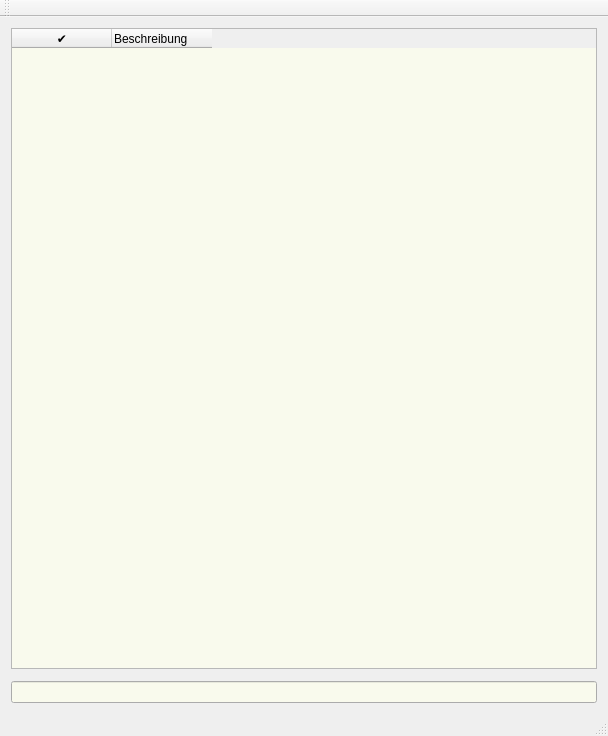
Old version of the form src/widgets/ui/mainwindow.ui in the repository choenig/tingy.
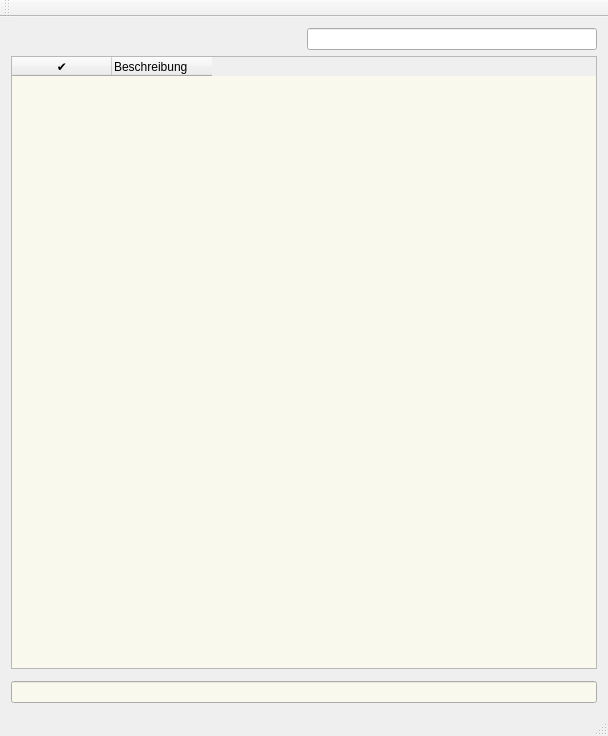
New version of the form. Custom widgets are drawn as their Qt base class.

Commit message: implement task filter

```diff
--- a/src/widgets/ui/mainwindow.ui
+++ b/src/widgets/ui/mainwindow.ui
@@ -15,7 +15,7 @@
   </property>
   <widget class="QWidget" name="centralWidget">
    <layout class="QGridLayout" name="gridLayout">
-    <item row="0" column="0">
+    <item row="1" column="0" colspan="2">
      <widget class="TaskTree" name="taskTree">
       <property name="palette">
        <palette>
@@ -75,7 +75,7 @@
       </column>
      </widget>
     </item>
-    <item row="2" column="0">
+    <item row="3" column="0" colspan="2">
      <widget class="AutocompleteLineEdit" name="leAddTask">
       <property name="palette">
        <palette>
@@ -119,9 +119,25 @@
       </property>
      </widget>
     </item>
-    <item row="1" column="0">
+    <item row="2" column="0" colspan="2">
      <widget class="DateBeam" name="dateBeam" native="true"/>
     </item>
+    <item row="0" column="1">
+     <widget class="QLineEdit" name="leFilter"/>
+    </item>
+    <item row="0" column="0">
+     <spacer name="horizontalSpacer">
+      <property name="orientation">
+       <enum>Qt::Horizontal</enum>
+      </property>
+      <property name="sizeHint" stdset="0">
+       <size>
+        <width>40</width>
+        <height>20</height>
+       </size>
+      </property>
+     </spacer>
+    </item>
    </layout>
   </widget>
   <widget class="QMenuBar" name="menuBar">
```
The commit also changes 5 other files.
